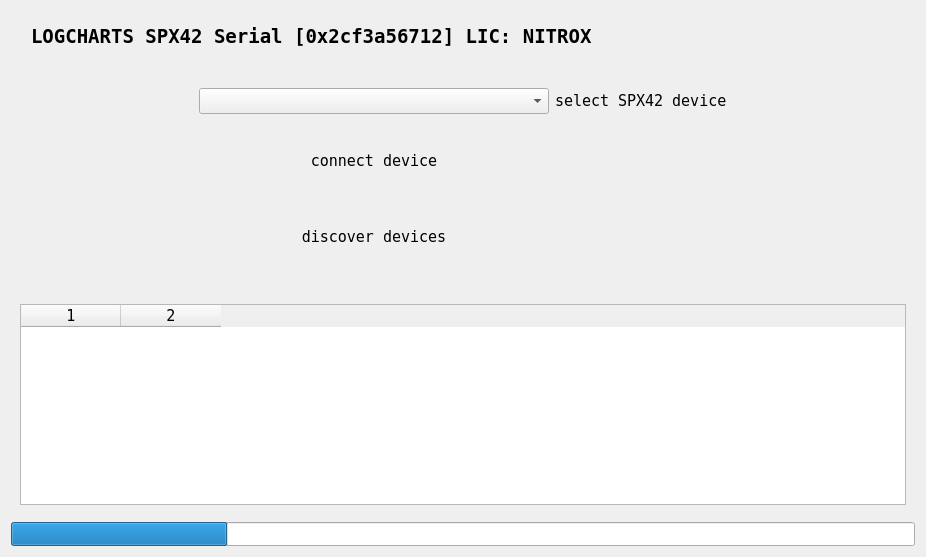
dmarc0001/spx42Control, file src/ui/ConnectFragment.ui: the form before one commit.
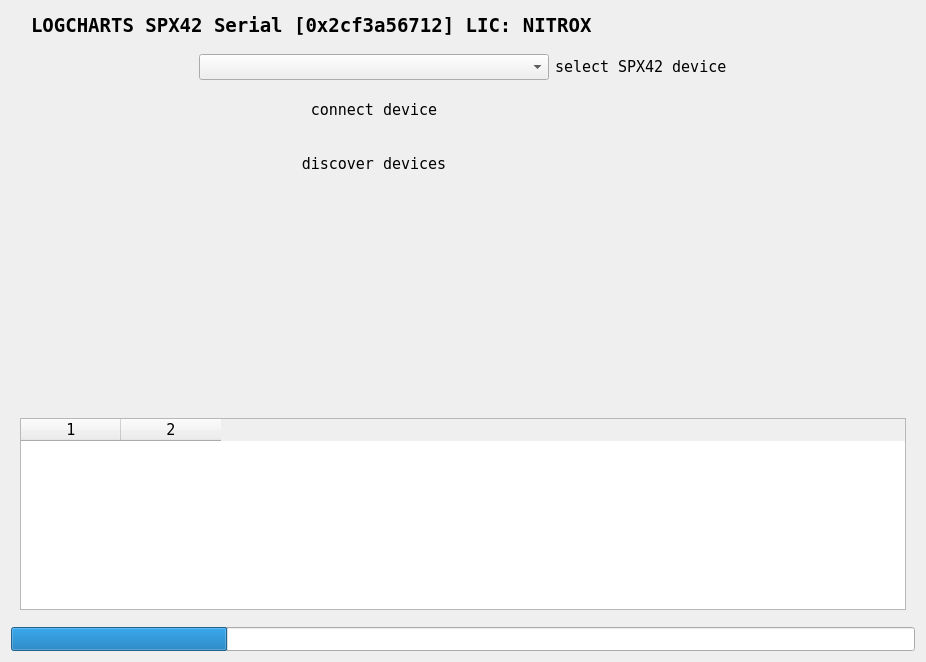
The form after the commit. Icons and pictures are not drawn.

Commit message: - neue bilder vom spx42 eingefügt - connect-seite bildanzeige abhängig vom verbindungszustand

The edit to the form file:
```diff
--- a/src/ui/ConnectFragment.ui
+++ b/src/ui/ConnectFragment.ui
@@ -7,7 +7,7 @@
     <x>0</x>
     <y>0</y>
     <width>926</width>
-    <height>557</height>
+    <height>662</height>
    </rect>
   </property>
   <property name="minimumSize">
@@ -102,6 +102,9 @@
         <property name="text">
          <string>LOGCHARTS SPX42 Serial [0x2cf3a56712] LIC: NITROX</string>
         </property>
+        <property name="alignment">
+         <set>Qt::AlignLeading|Qt::AlignLeft|Qt::AlignVCenter</set>
+        </property>
        </widget>
       </item>
       <item>
@@ -330,11 +333,17 @@
    <item>
     <widget class="QWidget" name="editorWidget" native="true">
      <property name="sizePolicy">
-      <sizepolicy hsizetype="Preferred" vsizetype="Maximum">
+      <sizepolicy hsizetype="Expanding" vsizetype="Maximum">
        <horstretch>0</horstretch>
        <verstretch>0</verstretch>
       </sizepolicy>
      </property>
+     <property name="minimumSize">
+      <size>
+       <width>200</width>
+       <height>150</height>
+      </size>
+     </property>
      <property name="maximumSize">
       <size>
        <width>16777215</width>
@@ -345,6 +354,31 @@
       <property name="sizeConstraint">
        <enum>QLayout::SetMaximumSize</enum>
       </property>
+      <item>
+       <widget class="QLabel" name="spx42ImageLabel">
+        <property name="sizePolicy">
+         <sizepolicy hsizetype="Expanding" vsizetype="Expanding">
+          <horstretch>0</horstretch>
+          <verstretch>0</verstretch>
+         </sizepolicy>
+        </property>
+        <property name="minimumSize">
+         <size>
+          <width>350</width>
+          <height>200</height>
+         </size>
+        </property>
+        <property name="text">
+         <string/>
+        </property>
+        <property name="pixmap">
+         <pixmap resource="../res/SPX42ControlRes.qrc">:/images/spx42-normal</pixmap>
+        </property>
+        <property name="alignment">
+         <set>Qt::AlignCenter</set>
+        </property>
+       </widget>
+      </item>
       <item>
        <widget class="QTableWidget" name="editAliasesTableWidget">
         <property name="sizePolicy">
```
The commit also changes 11 other files.
